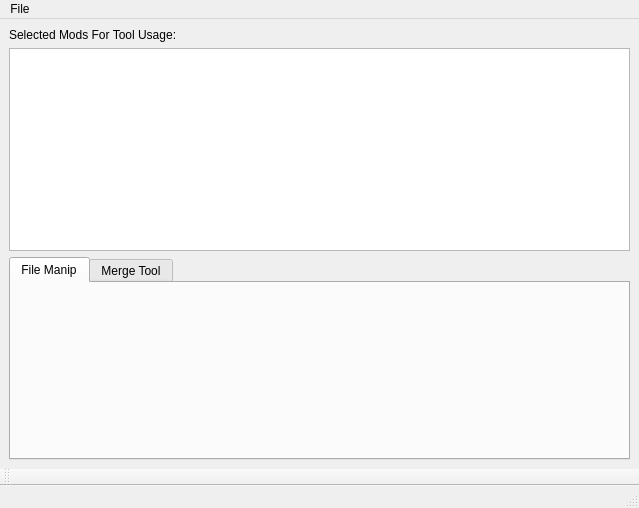
Above: main.ui from squeezylt/agm-qt before the change. Below: the same form after it.
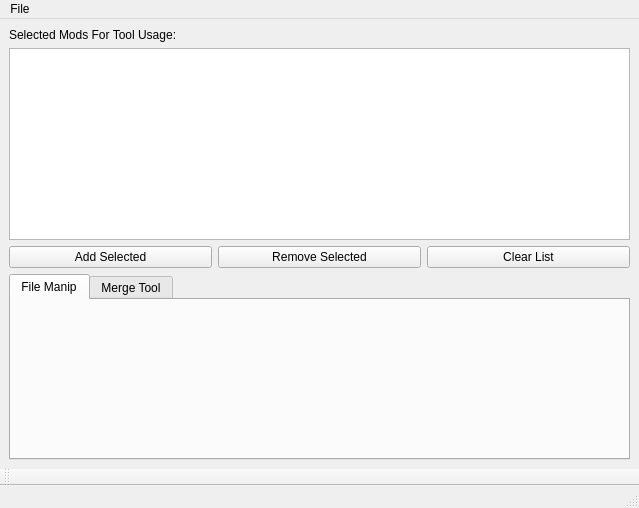
That is the form after the change. The open tabs and pages were chosen to show the change.

Commit message: Update default strings, ability to add manip selected mods

What changed in the file:
```diff
--- a/main.ui
+++ b/main.ui
@@ -24,6 +24,31 @@
        <widget class="QListWidget" name="active_list"/>
       </item>
       <item row="2" column="0">
+       <layout class="QHBoxLayout" name="horizontalLayout">
+        <item>
+         <widget class="QPushButton" name="add_selected_button">
+          <property name="text">
+           <string>Add Selected</string>
+          </property>
+         </widget>
+        </item>
+        <item>
+         <widget class="QPushButton" name="remove_selected_button">
+          <property name="text">
+           <string>Remove Selected</string>
+          </property>
+         </widget>
+        </item>
+        <item>
+         <widget class="QPushButton" name="clear_button">
+          <property name="text">
+           <string>Clear List</string>
+          </property>
+         </widget>
+        </item>
+       </layout>
+      </item>
+      <item row="3" column="0">
        <widget class="QTabWidget" name="tabWidget">
         <property name="currentIndex">
          <number>1</number>
```
Left out of the diff: 16 changed lines with no effect on the pictures. The commit also changes 2 other files.
